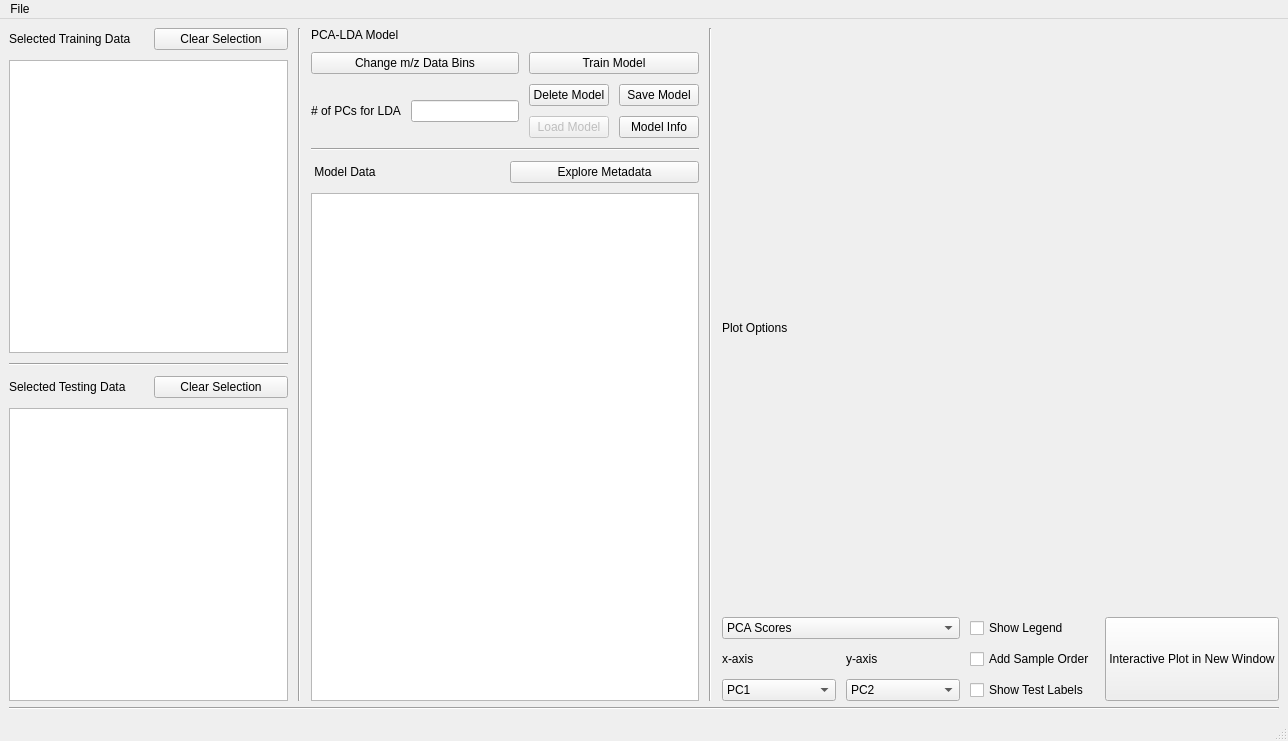
Qt form mstat/gui/mstat_main.ui (PSI-Github-lab/mstat-repo) before a commit.
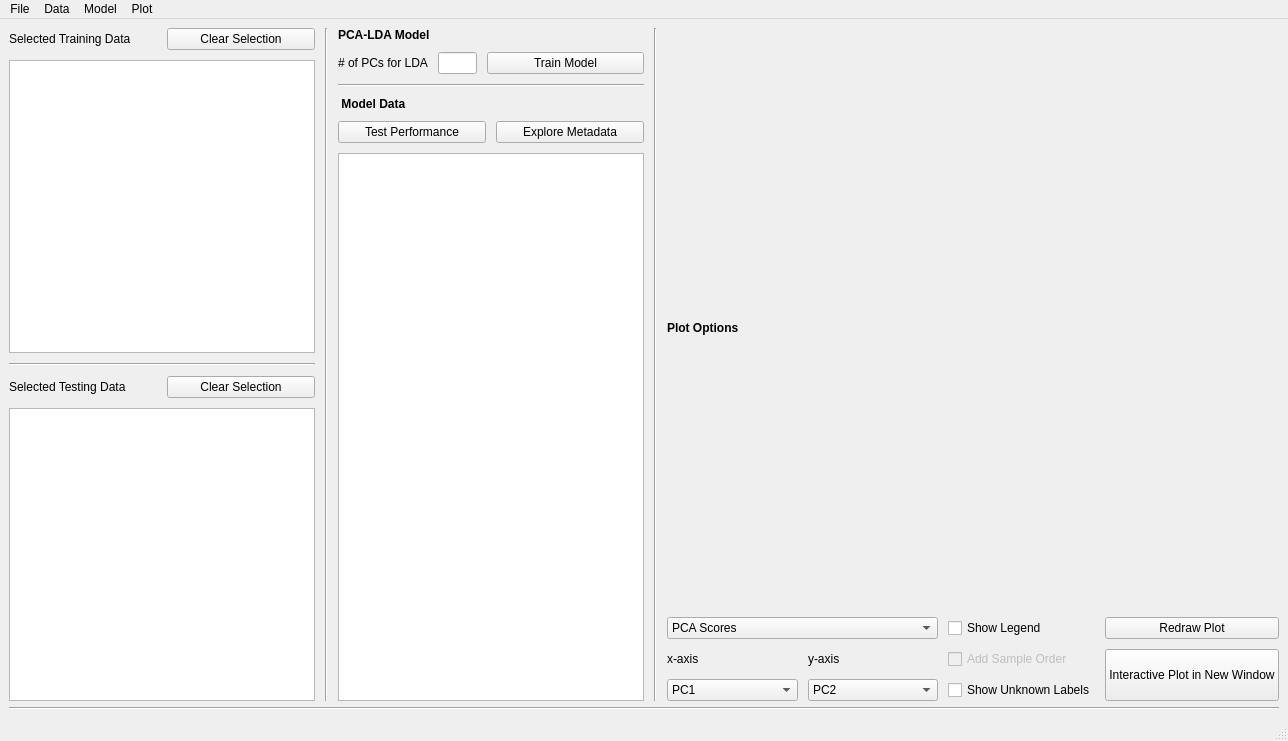
The same form after that commit.

The edit to the form file:
```diff
--- a/mstat/gui/mstat_main.ui
+++ b/mstat/gui/mstat_main.ui
@@ -23,7 +23,7 @@
      </widget>
     </item>
     <item row="0" column="0">
-     <layout class="QHBoxLayout" name="horizontal_layout" stretch="2,0,0,0,4">
+     <layout class="QHBoxLayout" name="horizontal_layout" stretch="2,0,2,0,4">
       <property name="spacing">
        <number>10</number>
       </property>
@@ -94,85 +94,41 @@
         </property>
         <item>
          <widget class="QLabel" name="pcalda_label">
+          <property name="font">
+           <font>
+            <weight>75</weight>
+            <bold>true</bold>
+           </font>
+          </property>
           <property name="text">
            <string>PCA-LDA Model</string>
           </property>
          </widget>
         </item>
         <item>
-         <layout class="QGridLayout" name="modeloptions_layout" rowstretch="0,0,0,0,0" columnstretch="0,0,0,0,0,0">
-          <item row="1" column="0" rowspan="2" colspan="2">
-           <widget class="QPushButton" name="changebin_button">
-            <property name="text">
-             <string>Change m/z Data Bins</string>
-            </property>
-           </widget>
+         <layout class="QGridLayout" name="modeloptions_layout" rowstretch="0,0,0,0" columnstretch="1,1,3,1">
+          <item row="0" column="1" rowspan="4">
+           <widget class="QLineEdit" name="pcadim_edit"/>
           </item>
-          <item row="4" column="2">
-           <widget class="QPushButton" name="loadmodel_button">
-            <property name="enabled">
-             <bool>false</bool>
-            </property>
-            <property name="sizePolicy">
-             <sizepolicy hsizetype="Minimum" vsizetype="Minimum">
-              <horstretch>0</horstretch>
-              <verstretch>0</verstretch>
-             </sizepolicy>
-            </property>
-            <property name="text">
-             <string>Load Model</string>
-            </property>
-           </widget>
-          </item>
-          <item row="1" column="2" rowspan="2" colspan="4">
-           <widget class="QPushButton" name="trainmodel_button">
-            <property name="sizePolicy">
-             <sizepolicy hsizetype="Minimum" vsizetype="Minimum">
-              <horstretch>0</horstretch>
-              <verstretch>0</verstretch>
-             </sizepolicy>
-            </property>
-            <property name="text">
-             <string>Train Model</string>
-            </property>
-           </widget>
-          </item>
-          <item row="3" column="2">
-           <widget class="QPushButton" name="delmodel_button">
-            <property name="text">
-             <string>Delete Model</string>
-            </property>
-           </widget>
-          </item>
-          <item row="4" column="3" colspan="3">
-           <widget class="QPushButton" name="modelinfo_button">
-            <property name="text">
-             <string>Model Info</string>
-            </property>
-           </widget>
-          </item>
-          <item row="3" column="3" colspan="3">
-           <widget class="QPushButton" name="savemodel_button">
-            <property name="sizePolicy">
-             <sizepolicy hsizetype="Minimum" vsizetype="Minimum">
-              <horstretch>0</horstretch>
-              <verstretch>0</verstretch>
-             </sizepolicy>
-            </property>
-            <property name="text">
-             <string>Save Model</string>
-            </property>
-           </widget>
-          </item>
-          <item row="3" column="0" rowspan="2">
+          <item row="0" column="0" rowspan="4">
            <widget class="QLabel" name="pcadim_label">
             <property name="text">
              <string># of PCs for LDA</string>
             </property>
            </widget>
           </item>
-          <item row="3" column="1" rowspan="2">
-           <widget class="QLineEdit" name="pcadim_edit"/>
+          <item row="0" column="2" rowspan="4" colspan="2">
+           <widget class="QPushButton" name="trainmodel_button">
+            <property name="sizePolicy">
+             <sizepolicy hsizetype="Minimum" vsizetype="Minimum">
+              <horstretch>0</horstretch>
+              <verstretch>0</verstretch>
+             </sizepolicy>
+            </property>
+            <property name="text">
+             <string>Train Model</string>
+            </property>
+           </widget>
           </item>
          </layout>
         </item>
@@ -185,20 +141,33 @@
         </item>
         <item>
          <layout class="QGridLayout" name="datagrid_layout">
-          <item row="0" column="0">
-           <widget class="QLabel" name="plotteddata_label">
+          <item row="1" column="0">
+           <widget class="QPushButton" name="testperformance_button">
             <property name="text">
-             <string> Model Data</string>
+             <string>Test Performance</string>
             </property>
            </widget>
           </item>
-          <item row="0" column="1">
+          <item row="1" column="1">
            <widget class="QPushButton" name="exploremeta_button">
             <property name="text">
              <string>Explore Metadata</string>
             </property>
            </widget>
           </item>
+          <item row="0" column="0" colspan="2">
+           <widget class="QLabel" name="plotteddata_label">
+            <property name="font">
+             <font>
+              <weight>75</weight>
+              <bold>true</bold>
+             </font>
+            </property>
+            <property name="text">
+             <string> Model Data</string>
+            </property>
+           </widget>
+          </item>
          </layout>
         </item>
         <item>
@@ -255,19 +224,6 @@
             </item>
            </widget>
           </item>
-          <item row="1" column="4" rowspan="3">
-           <widget class="QPushButton" name="extplot_button">
-            <property name="sizePolicy">
-             <sizepolicy hsizetype="Minimum" vsizetype="Expanding">
-              <horstretch>0</horstretch>
-              <verstretch>0</verstretch>
-             </sizepolicy>
-            </property>
-            <property name="text">
-             <string>Interactive Plot in New Window</string>
-            </property>
-           </widget>
-          </item>
           <item row="2" column="0">
            <widget class="QLabel" name="xaxis_label">
             <property name="text">
@@ -285,7 +241,7 @@
           <item row="3" column="2">
            <widget class="QCheckBox" name="testlabel_check">
             <property name="text">
-             <string>Show Test Labels</string>
+             <string>Show Unknown Labels</string>
             </property>
            </widget>
           </item>
@@ -315,6 +271,12 @@
           </item>
           <item row="0" column="0" colspan="3">
            <widget class="QLabel" name="modelplot_label">
+            <property name="font">
+             <font>
+              <weight>75</weight>
+              <bold>true</bold>
+             </font>
+            </property>
             <property name="text">
              <string>Plot Options</string>
             </property>
@@ -329,11 +291,34 @@
           </item>
           <item row="2" column="2">
            <widget class="QCheckBox" name="sampleorder_check">
+            <property name="enabled">
+             <bool>false</bool>
+            </property>
             <property name="text">
              <string>Add Sample Order</string>
             </property>
            </widget>
           </item>
+          <item row="2" column="4" rowspan="2">
+           <widget class="QPushButton" name="extplot_button">
+            <property name="sizePolicy">
+             <sizepolicy hsizetype="Minimum" vsizetype="Expanding">
+              <horstretch>0</horstretch>
+              <verstretch>0</verstretch>
+             </sizepolicy>
+            </property>
+            <property name="text">
+             <string>Interactive Plot in New Window</string>
+            </property>
+           </widget>
+          </item>
+          <item row="1" column="4">
+           <widget class="QPushButton" name="redraw_button">
+            <property name="text">
+             <string>Redraw Plot</string>
+            </property>
+           </widget>
+          </item>
          </layout>
         </item>
        </layout>
@@ -360,7 +345,40 @@
     <addaction name="actionOpen_Testing_Folder"/>
     <addaction name="actionExit"/>
    </widget>
+   <widget class="QMenu" name="menuData_Conversion">
+    <property name="title">
+     <string>Data</string>
+    </property>
+    <addaction name="actionOption"/>
+    <addaction name="actionRe_convert_Selected"/>
+    <addaction name="separator"/>
+    <addaction name="actionDiagnostic_Power"/>
+    <addaction name="actionQuality_Assessment"/>
+   </widget>
+   <widget class="QMenu" name="menuModel">
+    <property name="title">
+     <string>Model</string>
+    </property>
+    <addaction name="actionSave"/>
+    <addaction name="actionLoad"/>
+    <addaction name="actionDelete"/>
+    <addaction name="actionInfo"/>
+    <addaction name="separator"/>
+    <addaction name="actionTest_Options"/>
+    <addaction name="actionTest_File"/>
+    <addaction name="actionLearning_Curve"/>
+   </widget>
+   <widget class="QMenu" name="menuPlot">
+    <property name="title">
+     <string>Plot</string>
+    </property>
+    <addaction name="actionColours"/>
+    <addaction name="actionIcons"/>
+   </widget>
    <addaction name="menuFile"/>
+   <addaction name="menuData_Conversion"/>
+   <addaction name="menuModel"/>
+   <addaction name="menuPlot"/>
   </widget>
   <widget class="QStatusBar" name="statusBar">
    <property name="sizePolicy">
```
Left out of the diff: 75 changed lines with no effect on the pictures.
